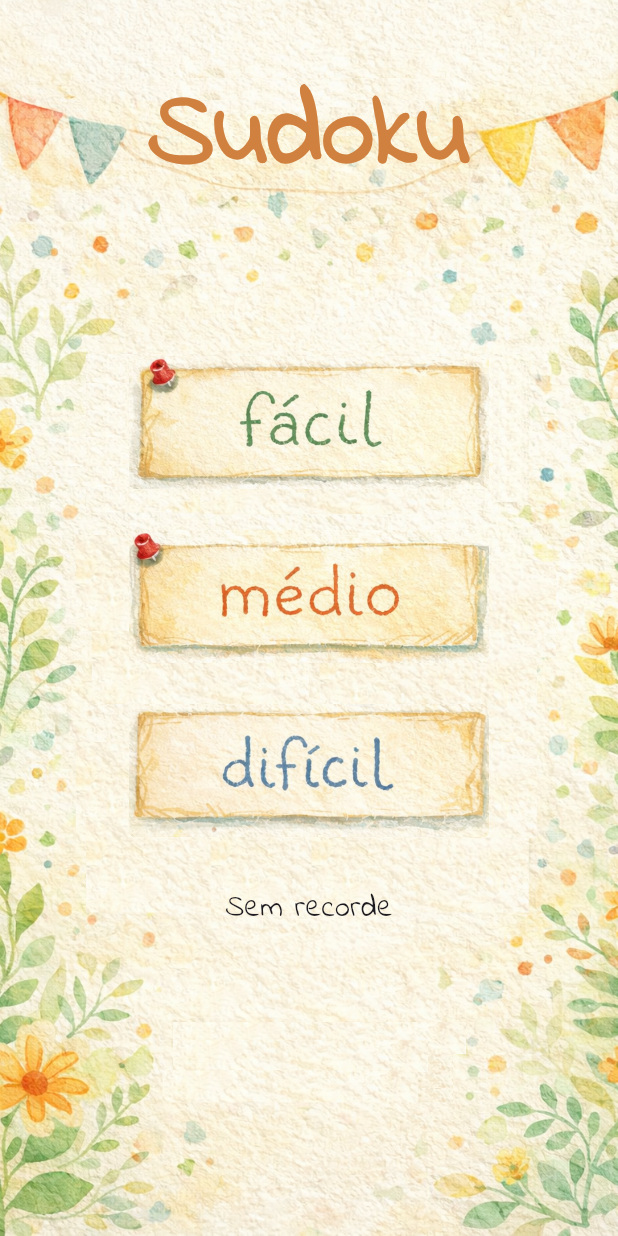
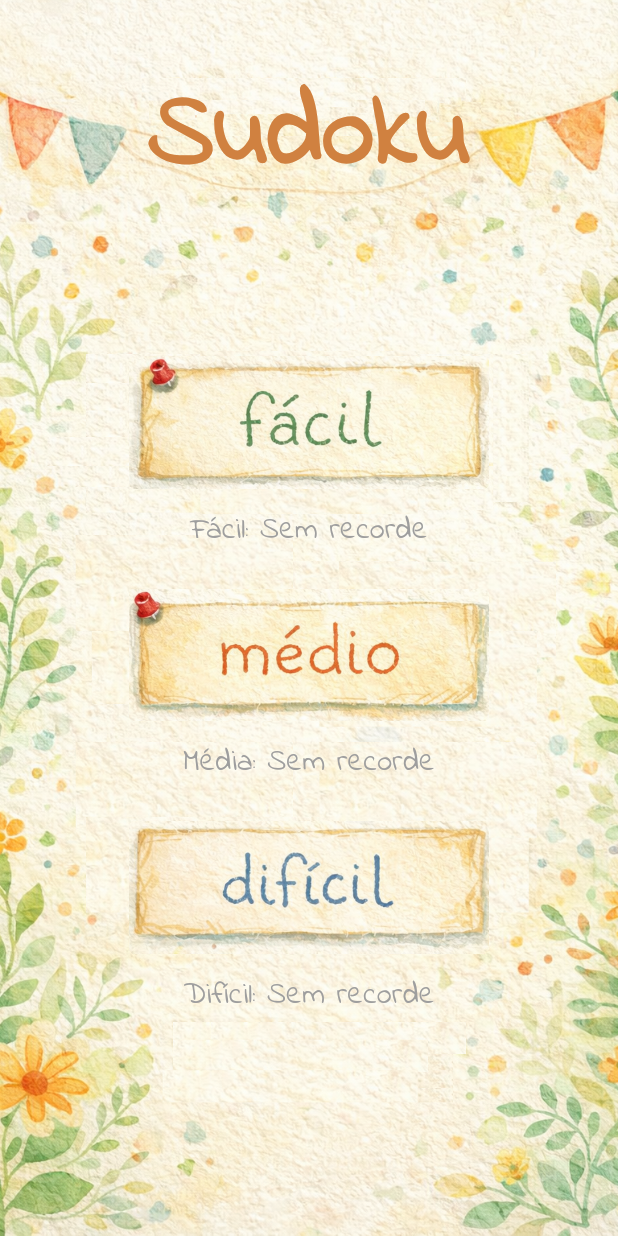
Before and after one commit to reily-cleiane/sudoku, a Flutter app: the screen it shows after launch, on a phone screen of 412 x 824 dp. Run offline on Flutter 3.47's test engine with Material 3 defaults, Android fonts, the phone set to English and light mode, and no system bars; our stand-ins replace shared_preferences.

Commit message:
Adiciona recorde de todos os níveis de dificuldade

```diff
--- a/lib/telas/novo_jogo.dart
+++ b/lib/telas/novo_jogo.dart
@@ -11,20 +11,14 @@ class NovoJogo extends StatelessWidget {
     return FutureBuilder<int?>(
       future: RecordesService.recuperarRecorde(nivel.runtimeType.toString()),
       builder: (context, snapshot) {
-        if (snapshot.hasData && snapshot.data != null) {
+        String texto = snapshot.hasData && snapshot.data != null
+            ? "${nivel.nome}: ${RecordesService.formatarTempo(snapshot.data!)}"
+            : "${nivel.nome}: Sem recorde";
         return Text(
-            "Melhor: ${RecordesService.formatarTempo(snapshot.data!)}",
+          texto,
           style: TextStyle(
-              fontSize: (MediaQuery.of(context).size.width * 0.04).clamp(20.0, 35.0),
+            fontSize: (MediaQuery.of(context).size.width * 0.04).clamp(20.0, 30.0),
             color: Colors.grey,
-              fontWeight: FontWeight.w500,
-            ),
-          );
-        }
-        return Text(
-          "Sem recorde",
-          style: TextStyle(
-            fontSize: (MediaQuery.of(context).size.width * 0.04).clamp(20.0, 35.0),
             fontWeight: FontWeight.w500,
           ),
         );
@@ -35,6 +29,9 @@ class NovoJogo extends StatelessWidget {
   Widget _gerarBotaoDificuldade(BuildContext context, {required Dificuldade nivel}) {
     return Padding(
       padding: const EdgeInsets.symmetric(vertical: 8.0), // Espaçamento entre botões
+      child: Semantics(
+        label: 'Iniciar jogo ${nivel.nome}',
+        button: true,
         child: GestureDetector(
           onTap: () {
             Navigator.pushReplacement(context, MaterialPageRoute(builder: (context) => Jogo(dificuldade: nivel)));
@@ -43,6 +40,7 @@ class NovoJogo extends StatelessWidget {
             width: 240, // Largura fixa ou proporcional
             height: 100,
             child: nivel.imagem,
+          ),
         ),
       ),
     );
@@ -82,12 +80,15 @@ class NovoJogo extends StatelessWidget {
                       child: Column(
                         children: [
                           _gerarBotaoDificuldade(context, nivel: DificuldadeFacil()),
+                          _exibirRecorde(DificuldadeFacil()),
+                          Padding(padding: EdgeInsetsGeometry.only(bottom: 10)),
                           _gerarBotaoDificuldade(context, nivel: DificuldadeMedia()),
+                          _exibirRecorde(DificuldadeMedia()),
+                          Padding(padding: EdgeInsetsGeometry.only(bottom: 10)),
                           _gerarBotaoDificuldade(context, nivel: DificuldadeDificil()),
+                          _exibirRecorde(DificuldadeDificil()),
 
                           const SizedBox(height: 20),
-
-                          _exibirRecorde(DificuldadeFacil()),
                         ],
                       ),
                     ),
```
Lines whose indentation alone changed are shown as unchanged.
